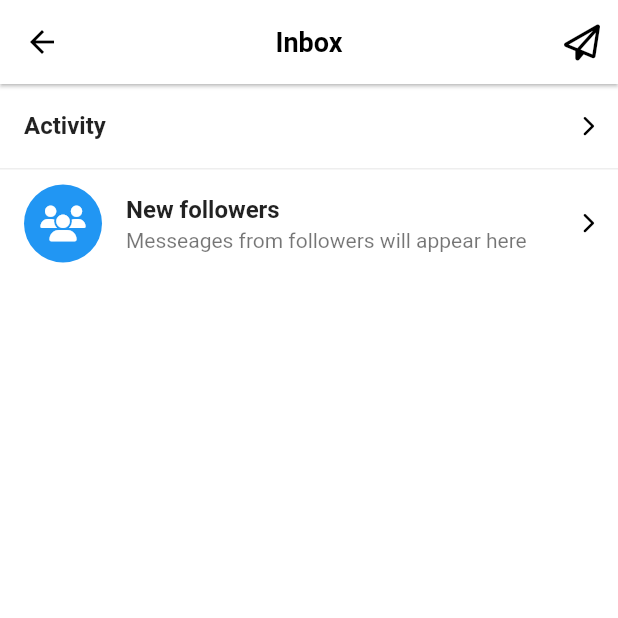
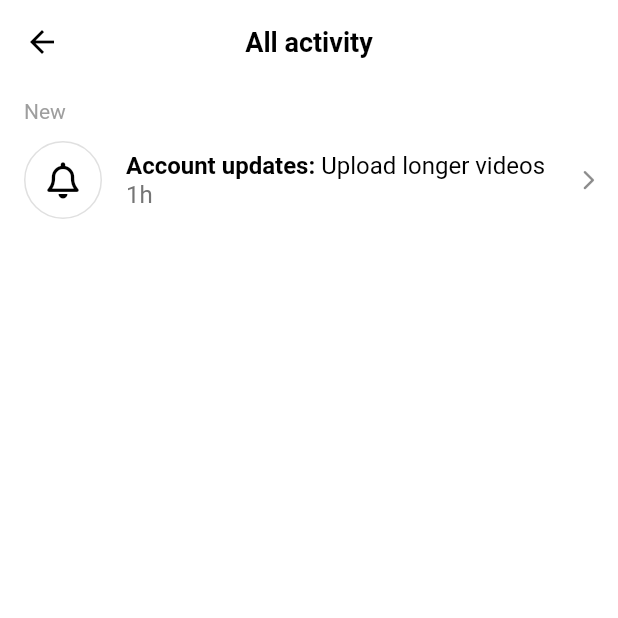
Before and after one commit to a17876/Flutter_tiktok_clone, a Flutter app: the InboxScreen screen opened directly, after a tap on "Activity", on a phone screen of 412 x 824 dp, the top half of it. Run offline on Flutter 3.47's test engine with Material 2 defaults, Android fonts, the phone set to English and light mode, and no system bars; our stand-ins replace font_awesome_flutter, video_player, visibility_detector.

Commit message:
added activity - dismissble widget

```diff
--- /dev/null
+++ b/lib/features/inbox/activity_screen.dart
@@ -0,0 +1,116 @@
+import 'package:flutter/material.dart';
+import 'package:flutter_tiktok_clone/constants/gaps.dart';
+import 'package:font_awesome_flutter/font_awesome_flutter.dart';
+
+import '../../constants/sizes.dart';
+
+class ActivityScreen extends StatelessWidget {
+  const ActivityScreen({super.key});
+
+  @override
+  Widget build(BuildContext context) {
+    return Scaffold(
+      appBar: AppBar(
+        centerTitle: true,
+        title: const Text('All activity'),
+      ),
+      body: ListView(
+        children: [
+          Gaps.v10,
+          Padding(
+            padding: const EdgeInsets.symmetric(
+              horizontal: Sizes.size16,
+            ),
+            child: Text(
+              'New',
+              style: TextStyle(
+                color: Colors.grey.shade500,
+                fontSize: Sizes.size14,
+              ),
+            ),
+          ),
+          Gaps.v10,
+          Dismissible(
+            key: const Key("k"),
+            background: Container(
+              alignment: Alignment.centerLeft,
+              color: Colors.green,
+              child: const Padding(
+                padding: EdgeInsets.only(
+                  left: Sizes.size10,
+                ),
+                child: FaIcon(
+                  FontAwesomeIcons.checkDouble,
+                  color: Colors.white,
+                  size: Sizes.size32,
+                ),
+              ),
+            ),
+            secondaryBackground: Container(
+              alignment: Alignment.centerRight,
+              color: Colors.red,
+              child: const Padding(
+                padding: EdgeInsets.only(
+                  right: Sizes.size10,
+                ),
+                child: FaIcon(
+                  FontAwesomeIcons.trashCan,
+                  color: Colors.white,
+                  size: Sizes.size32,
+                ),
+              ),
+            ),
+            child: ListTile(
+              leading: Container(
+                width: Sizes.size52,
+                decoration: BoxDecoration(
+                  shape: BoxShape.circle,
+                  color: Colors.white,
+                  border: Border.all(
+                    color: Colors.grey.shade300,
+                    width: Sizes.size1,
+                  ),
+                ),
+                child: const Center(
+                  child: FaIcon(
+                    FontAwesomeIcons.bell,
+                    color: Colors.black,
+                  ),
+                ),
+              ),
+              title: RichText(
+                text: TextSpan(
+                  text: "Account updates:",
+                  style: const TextStyle(
+                    fontWeight: FontWeight.w600,
+                    color: Colors.black,
+                    fontSize: Sizes.size16,
+                  ),
+                  children: [
+                    const TextSpan(
+                      text: " Upload longer videos",
+                      style: TextStyle(
+                        fontWeight: FontWeight.normal,
+                      ),
+                    ),
+                    TextSpan(
+                      text: " 1h",
+                      style: TextStyle(
+                        color: Colors.grey.shade600,
+                        fontWeight: FontWeight.normal,
+                      ),
+                    )
+                  ],
+                ),
+              ),
+              trailing: const FaIcon(
+                FontAwesomeIcons.chevronRight,
+                size: Sizes.size14,
+              ),
+            ),
+          ),
+        ],
+      ),
+    );
+  }
+}
--- a/lib/features/inbox/inbox_screen.dart
+++ b/lib/features/inbox/inbox_screen.dart
@@ -1,11 +1,20 @@
 import 'package:flutter/material.dart';
 import 'package:flutter_tiktok_clone/constants/sizes.dart';
+import 'package:flutter_tiktok_clone/features/inbox/activity_screen.dart';
 import 'package:font_awesome_flutter/font_awesome_flutter.dart';
 
 class InboxScreen extends StatelessWidget {
   const InboxScreen({super.key});
 
   void _onDmPressed() {}
+
+  void _onActivityTap(BuildContext context) {
+    Navigator.of(context).push(
+      MaterialPageRoute(
+        builder: (context) => const ActivityScreen(),
+      ),
+    );
+  }
 
   @override
   Widget build(BuildContext context) {
@@ -26,7 +35,7 @@ class InboxScreen extends StatelessWidget {
       body: ListView(
         children: [
           ListTile(
-            onTap: () {},
+            onTap: () => _onActivityTap(context),
             title: const Text(
               'Activity',
               style: TextStyle(
--- a/lib/main.dart
+++ b/lib/main.dart
@@ -1,6 +1,6 @@
 import 'package:flutter/material.dart';
 import 'constants/sizes.dart';
-import 'features/main_navigation/main_navigation_screen.dart';
+import 'features/inbox/activity_screen.dart';
 
 void main() {
   runApp(const TikTokApp());
@@ -15,6 +15,7 @@ class TikTokApp extends StatelessWidget {
     return MaterialApp(
       title: 'TikTok Clone',
       theme: ThemeData(
+          splashColor: Colors.transparent,
           primaryColor: const Color(0xFFE9435A),
           textSelectionTheme:
               const TextSelectionThemeData(cursorColor: Color(0xFFE9435A)),
@@ -28,7 +29,7 @@ class TikTokApp extends StatelessWidget {
                 fontSize: Sizes.size16 + Sizes.size2,
                 fontWeight: FontWeight.w600),
           )),
-      home: const MainNavigationScreen(),
+      home: const ActivityScreen(),
     );
   }
 }
```
